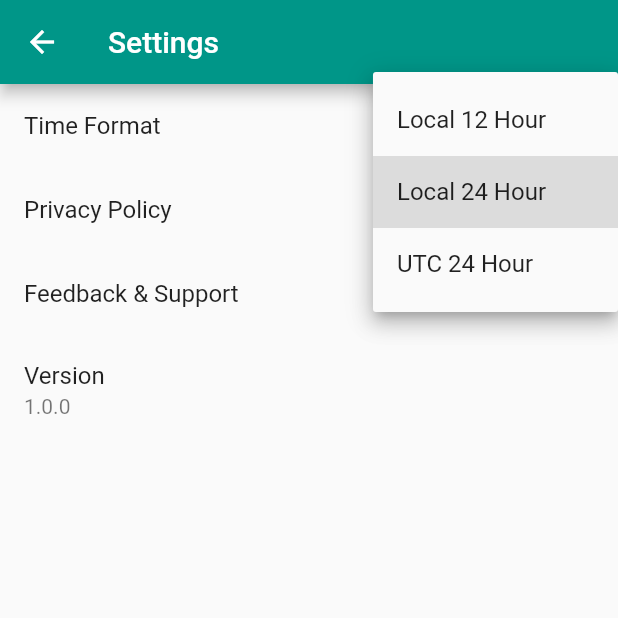
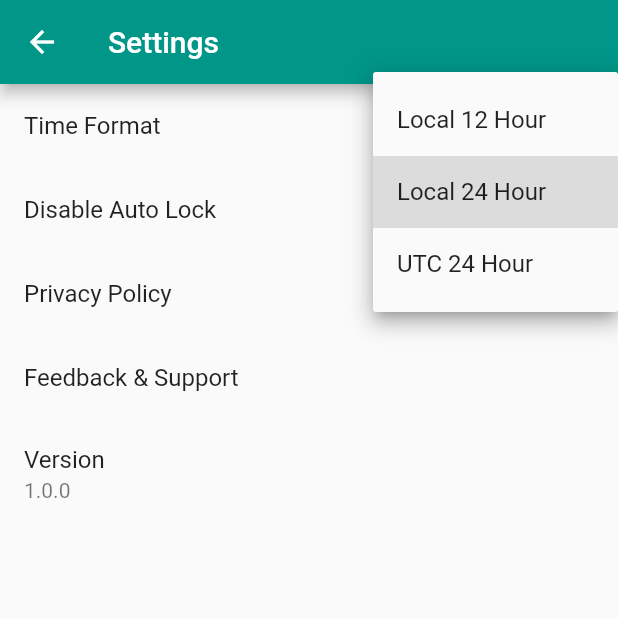
Before and after one commit to elgill/Timestamp, a Flutter app: the SettingsScreen screen opened directly, after a tap on "Local 24 Hour", on a phone screen of 412 x 824 dp, the top half of it. Run offline on Flutter 3.47's test engine with Material 2 defaults, Android fonts, the light colour scheme and no system bars; our stand-ins replace flutter_riverpod, package_info_plus, shared_preferences; missing offline and left inert: advanced_ntp; accounts and stored records are empty.

Commit message:
Prep for disable autolock

```diff
--- a/lib/constants.dart
+++ b/lib/constants.dart
@@ -1 +1,2 @@
 const String sharedTimeFormatKey = 'timeFormat';
+const String autoLockKey = 'autoLockEnable';
--- a/lib/pages/settings.dart
+++ b/lib/pages/settings.dart
@@ -1,5 +1,6 @@
 import 'package:flutter/material.dart';
 import 'package:flutter_riverpod/flutter_riverpod.dart';
+import 'package:timestamp/providers/auto_lock_provider.dart';
 import 'package:url_launcher/url_launcher.dart';
 import 'package:timestamp/app_providers.dart';
 import 'package:timestamp/enums/time_format.dart';
@@ -28,6 +29,10 @@
           ListTile(
             title: const Text('Time Format'),
             trailing: _timeFormatDropdown(ref),
+          ),
+          ListTile(
+            title: const Text('Disable Auto Lock'),
+            trailing: _disableAutoLockSwitch(ref),
           ),
           ListTile(
             title: const Text('Privacy Policy'),
@@ -71,4 +76,12 @@
     );
   }
 
+  Widget _disableAutoLockSwitch(WidgetRef ref) {
+    return Switch(
+        value: ref.watch(autoLockProvider),
+        onChanged: (newValue) {
+          ref.read(autoLockProvider.notifier).setAutoLock(newValue);
+        });
+  }
+
 }
--- a/lib/providers/shared_pref_provider.dart
+++ b/lib/providers/shared_pref_provider.dart
@@ -30,4 +30,14 @@
     sharedPreferences.setString(sharedTimeFormatKey, format.toString());
   }
 
+  bool getAutoLock() {
+    final status = sharedPreferences.getBool(autoLockKey);
+    if (status == null) return true;
+    return status;
+  }
+
+  void setAutoLock(bool value) {
+    sharedPreferences.setBool(autoLockKey, value);
+  }
+
 }
--- a/pubspec.yaml
+++ b/pubspec.yaml
@@ -16,7 +16,7 @@
 # https://developer.apple.com/library/archive/documentation/General/Reference/InfoPlistKeyReference/Articles/CoreFoundationKeys.html
 # In Windows, build-name is used as the major, minor, and patch parts
 # of the product and file versions while build-number is used as the build suffix.
-version: 1.0.0+11
+version: 1.0.0+12
 
 environment:
   sdk: '>=3.0.6 <4.0.0'
@@ -47,6 +47,7 @@
   cupertino_icons: ^1.0.2
   flutter_riverpod: ^2.3.10
   package_info_plus: ^4.1.0
+  wakelock_plus: ^1.1.1
 
 dev_dependencies:
   flutter_test:
```
Also changed, not shown: lib/providers/auto_lock_provider.dart (added, +18 -0 lines), pubspec.lock (added), 1 other file.
